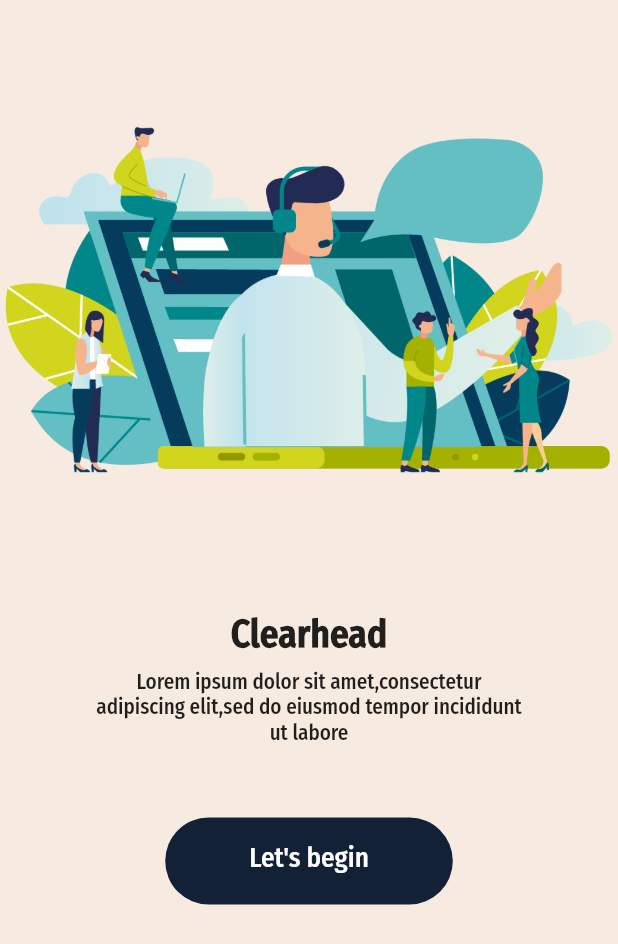
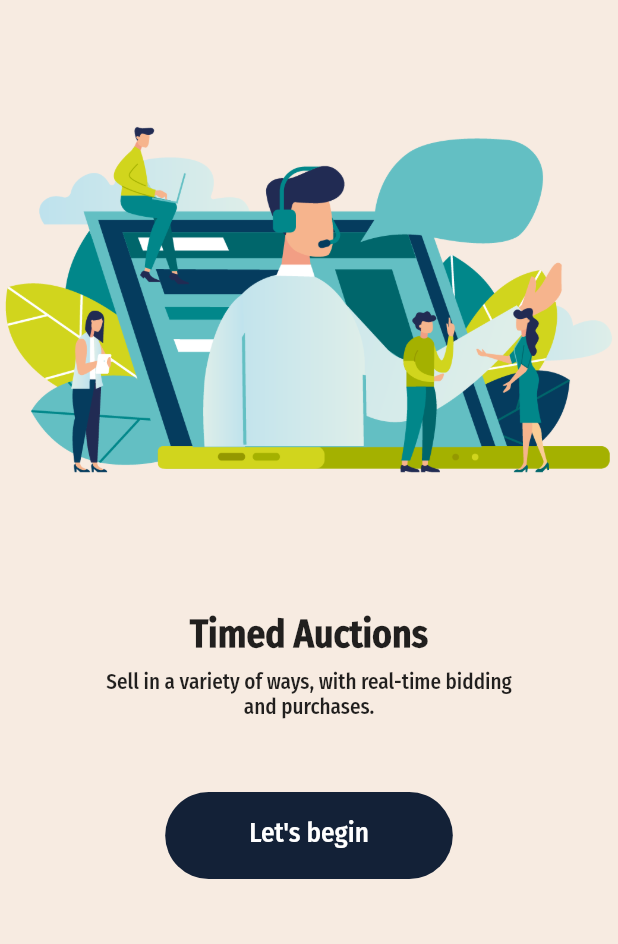
Before and after one commit to Hamzakhan2317/BidAndBuy, a Flutter app: the screen it shows after launch, on a phone screen of 412 x 824 dp. Shown: the top 944 px of the screen. Run offline on Flutter 3.47's test engine with Material 2 defaults, Android fonts, the phone set to English and light mode, and no system bars; our stand-ins replace bottom_navy_bar, country_code_picker, flutter_credit_card, font_awesome_flutter, google_fonts, nb_utils and 2 more; missing offline and left inert: time_chart.

Commit message:
All set for Home Screen

```diff
--- a/lib/Screens/introduction_animation/components/care_view.dart
+++ b/lib/Screens/introduction_animation/components/care_view.dart
@@ -96,18 +96,18 @@ class CareView extends StatelessWidget {
                 position: _relaxFirstHalfAnimation,
                 child: SlideTransition(
                   position: _relaxSecondHalfAnimation,
-                  child: Text(
-                    "Care",
+                  child: const Text(
+                    "Scales to Fit You",
                     style:
                         TextStyle(fontSize: 26.0, fontWeight: FontWeight.bold),
                   ),
                 ),
               ),
-              Padding(
+              const Padding(
                 padding:
                     EdgeInsets.only(left: 64, right: 64, bottom: 16, top: 16),
                 child: Text(
-                  "Lorem ipsum dolor sit amet,consectetur adipiscing elit,sed do eiusmod tempor incididunt ut labore",
+                  "Supporting from private sales, to auctions with thousands of bidders.",
                   textAlign: TextAlign.center,
                 ),
               ),
--- a/lib/Screens/introduction_animation/components/mood_diary_vew.dart
+++ b/lib/Screens/introduction_animation/components/mood_diary_vew.dart
@@ -80,7 +80,7 @@ class MoodDiaryVew extends StatelessWidget {
             mainAxisAlignment: MainAxisAlignment.center,
             children: [
               Text(
-                "Mood Dairy",
+                "Daily Bids",
                 style: TextStyle(fontSize: 26.0, fontWeight: FontWeight.bold),
               ),
               SlideTransition(
@@ -91,7 +91,7 @@ class MoodDiaryVew extends StatelessWidget {
                     padding: EdgeInsets.only(
                         left: 64, right: 64, top: 16, bottom: 16),
                     child: Text(
-                      "Lorem ipsum dolor sit amet,consectetur adipiscing elit,sed do eiusmod tempor incididunt ut labore",
+                      "Easily manage daily bid logs",
                       textAlign: TextAlign.center,
                     ),
                   ),
--- a/lib/Screens/introduction_animation/components/relax_view.dart
+++ b/lib/Screens/introduction_animation/components/relax_view.dart
@@ -76,7 +76,7 @@ class RelaxView extends StatelessWidget {
               SlideTransition(
                 position: _relaxAnimation,
                 child: Text(
-                  "Relax",
+                  "Live Auctions",
                   style: TextStyle(fontSize: 26.0, fontWeight: FontWeight.bold),
                 ),
               ),
@@ -86,7 +86,7 @@ class RelaxView extends StatelessWidget {
                   padding:
                       EdgeInsets.only(left: 64, right: 64, top: 16, bottom: 16),
                   child: Text(
-                    "Lorem ipsum dolor sit amet,consectetur adipiscing elit,sed do eiusmod tempor incididunt ut labore",
+                    "Webcast auctions for the 21st century, allowing your users to watch and bid on auctions in real-time.",
                     textAlign: TextAlign.center,
                   ),
                 ),
--- a/lib/Screens/introduction_animation/components/splash_view.dart
+++ b/lib/Screens/introduction_animation/components/splash_view.dart
@@ -39,14 +39,14 @@ class _SplashViewState extends State<SplashView> {
             const Padding(
               padding: EdgeInsets.only(top: 8.0, bottom: 8.0),
               child: Text(
-                "Clearhead",
+                "Timed Auctions",
                 style: TextStyle(fontSize: 25.0, fontWeight: FontWeight.bold),
               ),
             ),
             const Padding(
               padding: EdgeInsets.only(left: 64, right: 64),
               child: Text(
-                "Lorem ipsum dolor sit amet,consectetur adipiscing elit,sed do eiusmod tempor incididunt ut labore",
+                "Sell in a variety of ways, with real-time bidding and purchases.",
                 textAlign: TextAlign.center,
               ),
             ),
--- a/lib/Screens/introduction_animation/components/welcome_view.dart
+++ b/lib/Screens/introduction_animation/components/welcome_view.dart
@@ -81,7 +81,7 @@ class WelcomeView extends StatelessWidget {
                 padding:
                     EdgeInsets.only(left: 64, right: 64, top: 16, bottom: 16),
                 child: Text(
-                  "Stay organised and live stress-free with you-do app",
+                  " ",
                   textAlign: TextAlign.center,
                 ),
               ),
```
